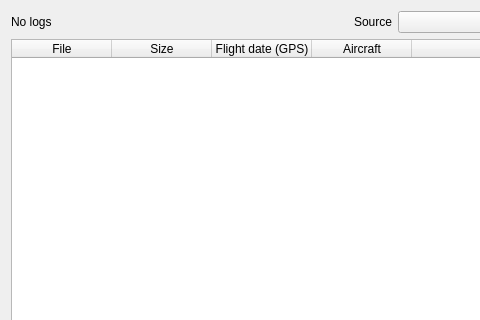
paparazzi/paparazzi, file sw/supervision/python/ui/ui_log_widget.ui: the form before one commit; both pictures show x 0 to 480 and y 0 to 320 of the 900 by 560 pixel window.
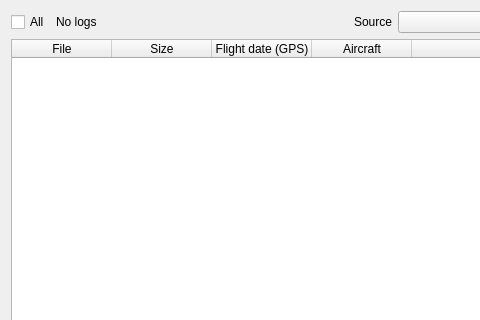
The form after the commit. Icons and pictures are not drawn.

The edit to the form file:
```diff
--- a/sw/supervision/python/ui/ui_log_widget.ui
+++ b/sw/supervision/python/ui/ui_log_widget.ui
@@ -16,6 +16,19 @@
   <layout class="QVBoxLayout" name="verticalLayout">
    <item>
     <layout class="QHBoxLayout" name="source_layout">
+     <item>
+      <widget class="QCheckBox" name="all_check">
+       <property name="toolTip">
+        <string>Tick or untick all logs</string>
+       </property>
+       <property name="text">
+        <string>All</string>
+       </property>
+       <property name="tristate">
+        <bool>true</bool>
+       </property>
+      </widget>
+     </item>
      <item>
       <widget class="QLabel" name="count_label">
        <property name="text">
```
